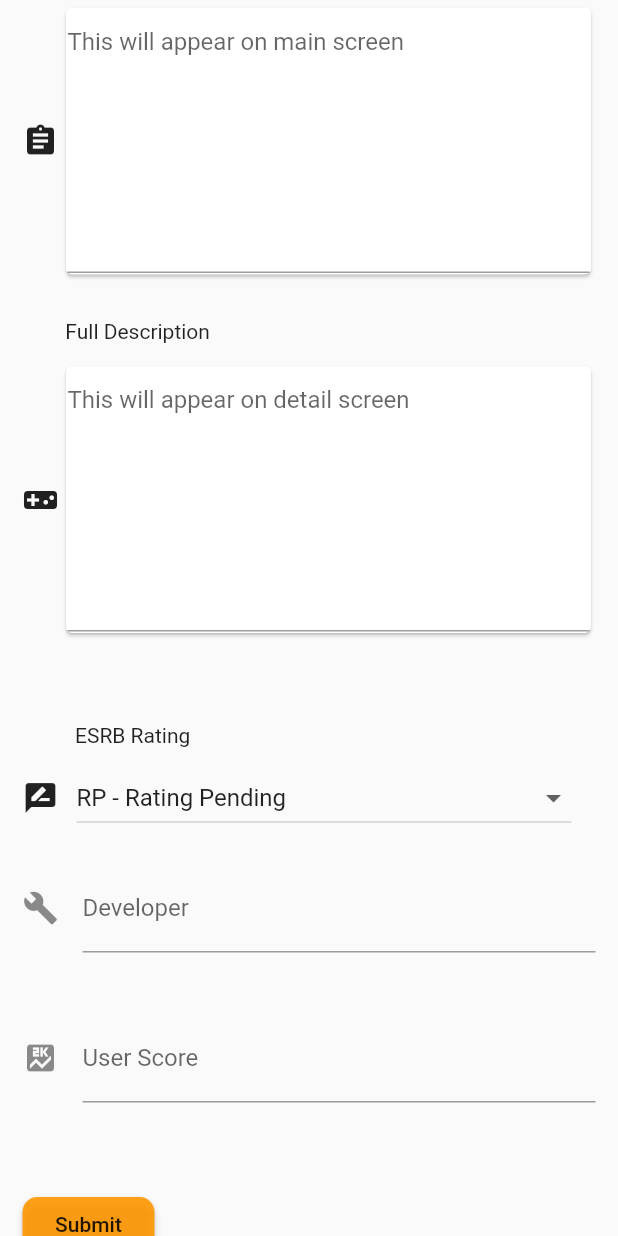
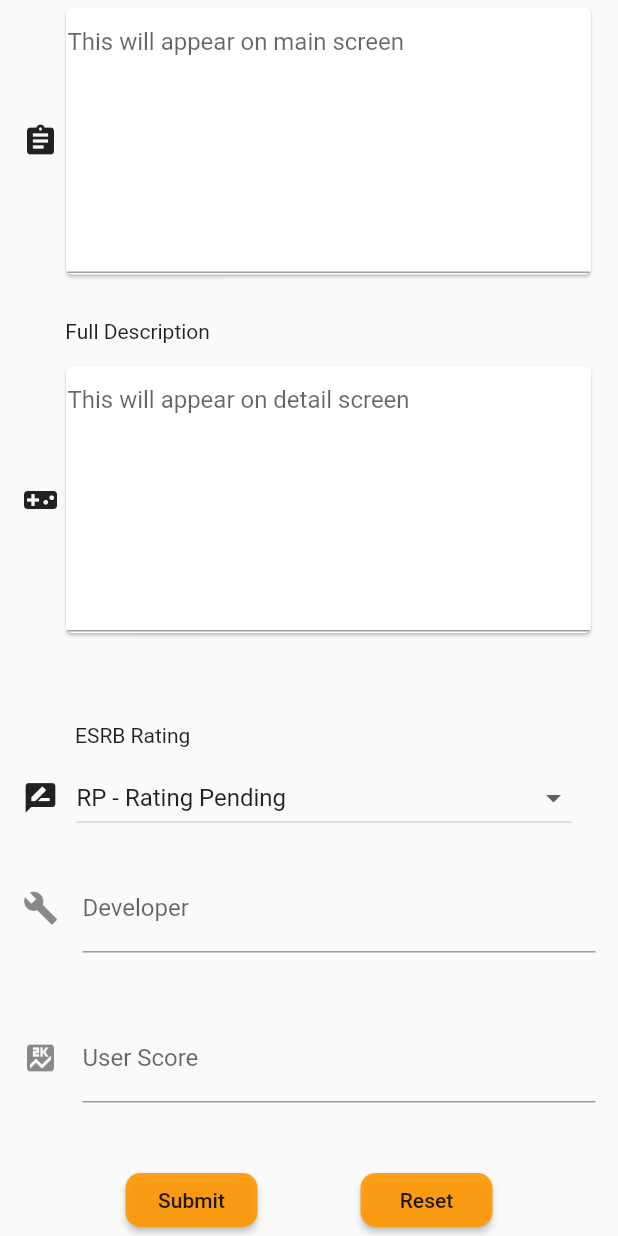
Before and after one commit to sathiraguruge/CTSE, a Flutter app: the AddGameForm widget shown alone on an empty page, opened directly, scrolled down 637 dp, on a phone screen of 412 x 824 dp. Run offline on Flutter 3.47's test engine with Material 2 defaults, Android fonts, the phone set to English and light mode, and no system bars; our stand-ins replace cached_network_image, cloud_firestore, datetime_picker_formfield, firebase_storage, image_picker, progress_indicators; accounts and stored records are empty.

Commit message:
reset button added

```diff
--- a/igamer/igamer/lib/screens/addGame.dart
+++ b/igamer/igamer/lib/screens/addGame.dart
@@ -122,9 +122,11 @@ class AddGameFormState extends State<AddGameForm> {
                 Icons.build, _developerController, "Developer field cannot be empty"),
             _commonInputWidgets.getNumberTextField(
                 "User Score", "7.8", Icons.score, false, _userScoreController, "User Score field cannot be empty"),
-            Padding(
-              padding: const EdgeInsets.symmetric(vertical: 16.0),
-              child: RaisedButton(
+
+        new Row(
+          mainAxisAlignment: MainAxisAlignment.spaceEvenly,
+          children: <Widget>[
+                new RaisedButton(
                   onPressed: () async {
                     if (_formKey.currentState.validate()) {
                       Scaffold.of(context).showSnackBar(SnackBar(
@@ -158,10 +160,31 @@ class AddGameFormState extends State<AddGameForm> {
                               builder: (context) => MyHomePage()));
                     }
                   },
-                  child: Text('Submit'),
+                  padding: const EdgeInsets.all(10.0),
+                  child: new Text('Submit'),
                   color: Colors.orange.withOpacity(0.9),
                   shape: RoundedRectangleBorder(
                       borderRadius: new BorderRadius.circular(10.0))),
+
+                new RaisedButton(
+                  onPressed: (){
+                  _formKey.currentState.reset();
+                   _clearImage();
+                  _titleController.clear();
+                  _genreController.clear();
+                  _relDateController.clear();
+                  _pubDateController.clear();
+                  _noOfUsersController.clear();
+                  _briefDescController.clear();
+                  _fullDescController.clear();
+                  _developerController.clear();
+                  _userScoreController.clear();
+                },
+                padding: const EdgeInsets.all(10.0),
+                child: new Text('Reset'),
+                color: Colors.orange.withOpacity(0.9),
+                shape: RoundedRectangleBorder(
+                  borderRadius: new BorderRadius.circular(10.0)))],
             ),
           ],
         ),
```
